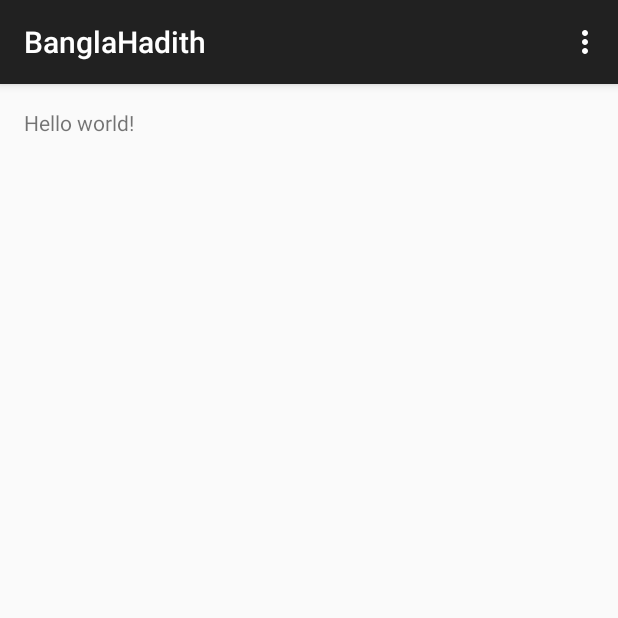
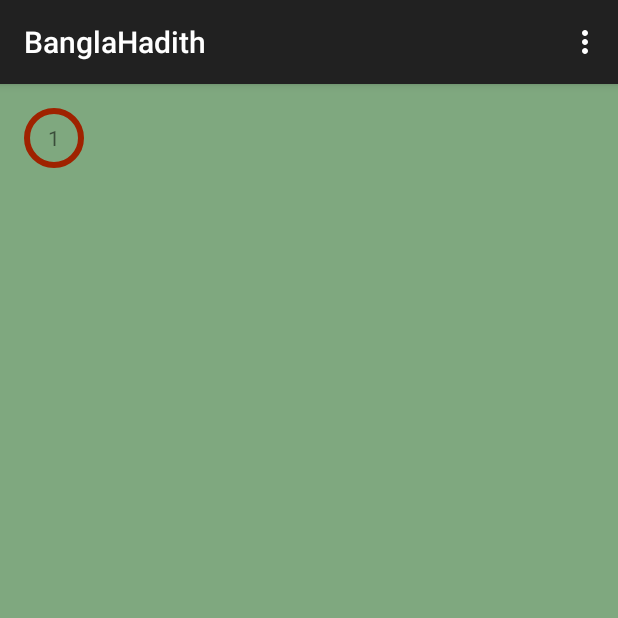
Before and after one commit to Apptitive/BanglaHadith, an Android app: the screen it shows after launch (MainActivity), on a phone screen of 412 x 824 dp, the top half of it. Run offline under Robolectric (Android 15) with nearby library versions, the phone set to English and light mode, and no system bars.

Commit message:
add text_drawable_background.xml

```diff
--- /dev/null
+++ b/app/src/main/res/drawable/text_drawable_background.xml
@@ -0,0 +1,8 @@
+<?xml version="1.0" encoding="utf-8"?>
+<shape xmlns:android="http://schemas.android.com/apk/res/android"
+    android:shape="oval">
+    <solid android:color="@android:color/transparent" />
+    <stroke
+        android:width="@dimen/text_drawable_stroke_width"
+        android:color="@color/text_drawable_stroke_color" />
+</shape>
--- a/app/src/main/res/layout/activity_main.xml
+++ b/app/src/main/res/layout/activity_main.xml
@@ -1,11 +1,19 @@
 <RelativeLayout xmlns:android="http://schemas.android.com/apk/res/android"
-    xmlns:tools="http://schemas.android.com/tools" android:layout_width="match_parent"
-    android:layout_height="match_parent" android:paddingLeft="@dimen/activity_horizontal_margin"
+    xmlns:tools="http://schemas.android.com/tools"
+    android:layout_width="match_parent"
+    android:layout_height="match_parent"
+    android:paddingLeft="@dimen/activity_horizontal_margin"
+    android:background="@color/abc_search_url_text_normal"
     android:paddingRight="@dimen/activity_horizontal_margin"
     android:paddingTop="@dimen/activity_vertical_margin"
-    android:paddingBottom="@dimen/activity_vertical_margin" tools:context=".MainActivity">
+    android:paddingBottom="@dimen/activity_vertical_margin"
+    tools:context=".MainActivity">
 
-    <TextView android:text="@string/hello_world" android:layout_width="wrap_content"
-        android:layout_height="wrap_content" />
+    <TextView
+        android:text="1"
+        android:layout_width="40dp"
+        android:layout_height="40dp"
+        android:gravity="center"
+        android:background="@drawable/text_drawable_background"/>
 
 </RelativeLayout>
--- /dev/null
+++ b/app/src/main/res/layout/item_hadith_detail_lists.xml
@@ -0,0 +1,6 @@
+<?xml version="1.0" encoding="utf-8"?>
+<LinearLayout xmlns:android="http://schemas.android.com/apk/res/android"
+    android:orientation="vertical" android:layout_width="match_parent"
+    android:layout_height="match_parent">
+
+</LinearLayout>
--- /dev/null
+++ b/app/src/main/res/values/colors.xml
@@ -0,0 +1,4 @@
+<?xml version="1.0" encoding="utf-8"?>
+<resources>
+    <color name="text_drawable_stroke_color">#9F2200</color>
+</resources>
--- a/app/src/main/res/values/dimens.xml
+++ b/app/src/main/res/values/dimens.xml
@@ -2,4 +2,7 @@
     <!-- Default screen margins, per the Android Design guidelines. -->
     <dimen name="activity_horizontal_margin">16dp</dimen>
     <dimen name="activity_vertical_margin">16dp</dimen>
+    <dimen name="text_drawable_width">40dp</dimen>
+    <dimen name="text_drawable_height">40dp</dimen>
+    <dimen name="text_drawable_stroke_width">4dp</dimen>
 </resources>
--- a/app/src/main/res/values/strings.xml
+++ b/app/src/main/res/values/strings.xml
@@ -1,6 +1,4 @@
 <resources>
     <string name="app_name">BanglaHadith</string>
-
-    <string name="hello_world">Hello world!</string>
     <string name="action_settings">Settings</string>
 </resources>
```
Also changed, not shown: app/src/main/java/com/hadithbd/banglahadith/database/HadithEntry.java (deleted, +0 -14 lines).
